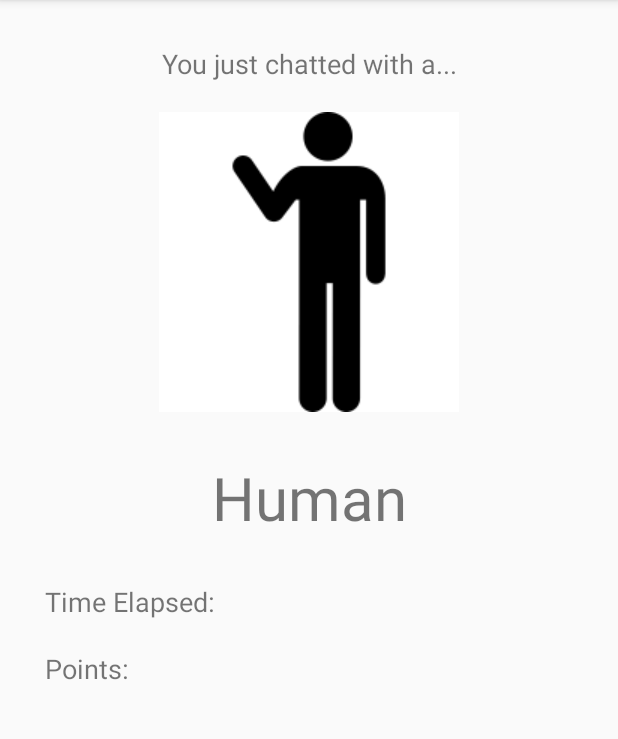
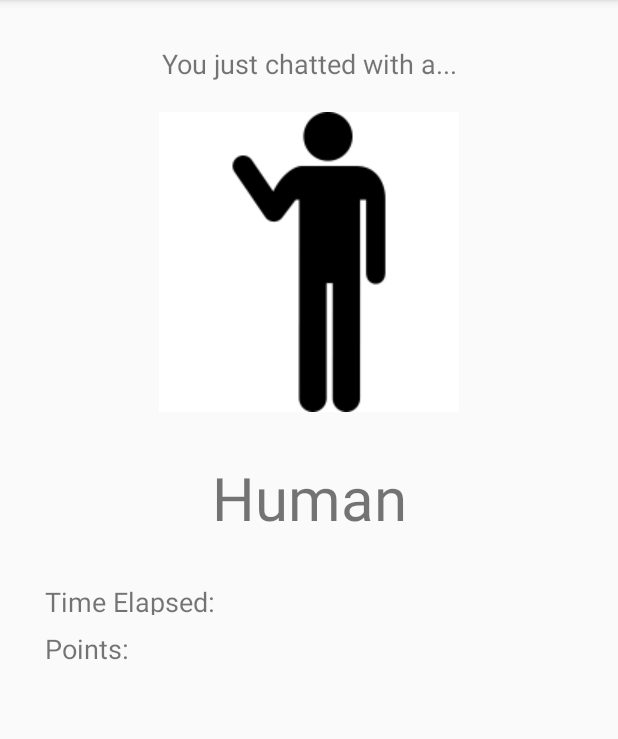
Before and after one commit to BurkeO/SWENG-Project-2019, an Android app: the results_2 screen opened directly, with no data from a screen before it, on a phone screen of 412 x 824 dp, the part 84-823 px from its top. Run offline under Robolectric (Android 15) with nearby library versions, the phone set to English and light mode, and no system bars; our stand-ins replace Firebase (no records; nobody signed in at launch, a user with empty details on screens opened directly); libraries missing offline, so code that uses them is left out: com.ibm.watson.

Commit message:
scaled all screens and displays score

```diff
--- a/app/src/main/res/layout/activity_results_2.xml
+++ b/app/src/main/res/layout/activity_results_2.xml
@@ -41,10 +41,11 @@
         app:layout_constraintStart_toStartOf="parent"
         app:layout_constraintTop_toBottomOf="@+id/imageView2" />
 
+    <!--time elapsed-->
     <TextView
         android:id="@+id/textView6"
         android:layout_width="wrap_content"
-        android:layout_height="wrap_content"
+        android:layout_height="21dp"
         android:layout_marginStart="30dp"
         android:layout_marginTop="30dp"
         android:text="@string/time_elapsed"
@@ -52,22 +53,23 @@
         app:layout_constraintStart_toStartOf="parent"
         app:layout_constraintTop_toBottomOf="@+id/textView5" />
 
+    <!--time-->
     <TextView
         android:id="@+id/timeHumanText"
-        android:layout_width="wrap_content"
-        android:layout_height="wrap_content"
-        android:layout_marginStart="100dp"
+        android:layout_width="200dp"
+        android:layout_height="40dp"
+        android:layout_marginStart="180dp"
         android:layout_marginTop="30dp"
-
-        app:layout_constraintStart_toEndOf="parent"
+        app:layout_constraintStart_toStartOf="parent"
         app:layout_constraintTop_toBottomOf="@+id/textView5" />
 
+    <!--points-->
     <TextView
         android:id="@+id/textView7"
         android:layout_width="wrap_content"
         android:layout_height="wrap_content"
         android:layout_marginStart="30dp"
-        android:layout_marginTop="20dp"
+        android:layout_marginTop="10dp"
         android:text="@string/points"
         android:textSize="18sp"
         app:layout_constraintStart_toStartOf="parent"
```
Also changed, not shown: app/src/main/res/layout/activity_results.xml (+9 -7 lines), app/src/main/res/layout/activity_settings.xml (+4 -6 lines).
